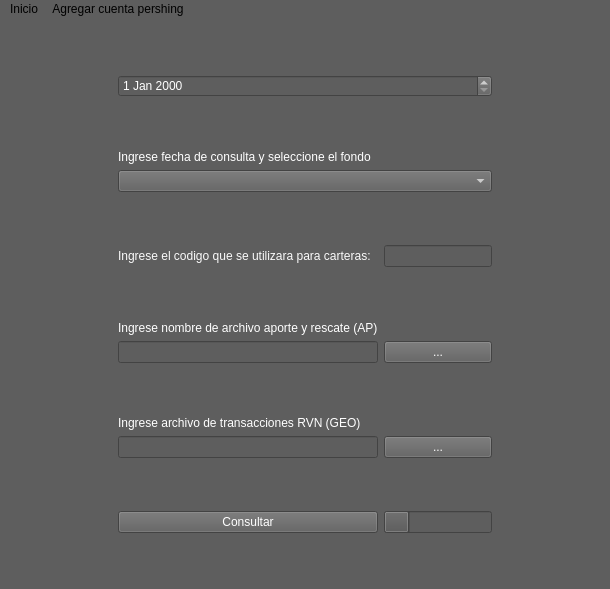
Above: inicio.ui from AlvaroD96/Ficheros before the change. Below: the same form after it.
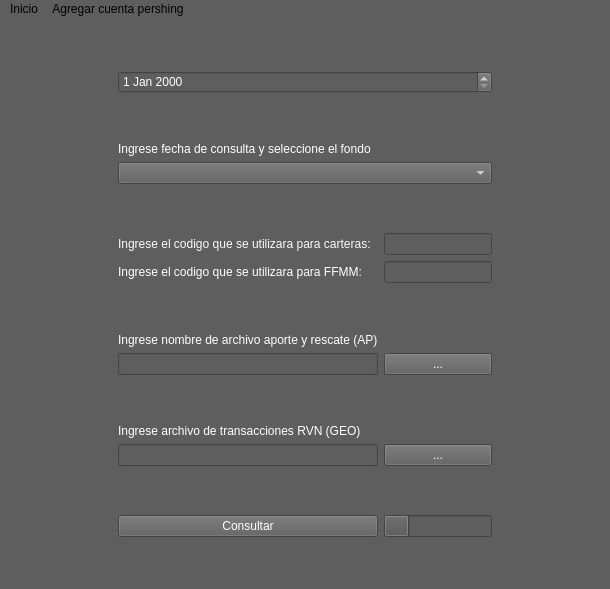
That is the form after the change. Icons and pictures are not drawn.

Commit message: agregando algunas cosas

Diff of the .ui file:
```diff
--- a/inicio.ui
+++ b/inicio.ui
@@ -34,20 +34,7 @@
   </property>
   <widget class="QWidget" name="password">
    <layout class="QGridLayout" name="gridLayout">
-    <item row="10" column="1">
-     <spacer name="verticalSpacer_7">
-      <property name="orientation">
-       <enum>Qt::Vertical</enum>
-      </property>
-      <property name="sizeHint" stdset="0">
-       <size>
-        <width>20</width>
-        <height>40</height>
-       </size>
-      </property>
-     </spacer>
-    </item>
-    <item row="15" column="1">
+    <item row="16" column="1">
      <widget class="QLabel" name="label_3">
       <property name="styleSheet">
        <string notr="true">color: rgb(255, 255, 255);</string>
@@ -57,17 +44,20 @@
       </property>
      </widget>
     </item>
-    <item row="16" column="2">
-     <widget class="QPushButton" name="pathgeo">
-      <property name="styleSheet">
-       <string notr="true">color: rgb(255, 255, 255);</string>
+    <item row="11" column="1">
+     <spacer name="verticalSpacer_7">
+      <property name="orientation">
+       <enum>Qt::Vertical</enum>
       </property>
-      <property name="text">
-       <string>...</string>
+      <property name="sizeHint" stdset="0">
+       <size>
+        <width>20</width>
+        <height>40</height>
+       </size>
       </property>
-     </widget>
+     </spacer>
     </item>
-    <item row="17" column="1">
+    <item row="18" column="1">
      <spacer name="verticalSpacer_6">
       <property name="orientation">
        <enum>Qt::Vertical</enum>
@@ -80,8 +70,28 @@
       </property>
      </spacer>
     </item>
-    <item row="13" column="1">
-     <widget class="QLineEdit" name="AP"/>
+    <item row="14" column="3">
+     <spacer name="horizontalSpacer_2">
+      <property name="orientation">
+       <enum>Qt::Horizontal</enum>
+      </property>
+      <property name="sizeHint" stdset="0">
+       <size>
+        <width>40</width>
+        <height>20</height>
+       </size>
+      </property>
+     </spacer>
+    </item>
+    <item row="17" column="2">
+     <widget class="QPushButton" name="pathgeo">
+      <property name="styleSheet">
+       <string notr="true">color: rgb(255, 255, 255);</string>
+      </property>
+      <property name="text">
+       <string>...</string>
+      </property>
+     </widget>
     </item>
     <item row="0" column="1">
      <spacer name="verticalSpacer_2">
@@ -96,44 +106,8 @@
       </property>
      </spacer>
     </item>
-    <item row="13" column="3">
-     <spacer name="horizontalSpacer_2">
-      <property name="orientation">
-       <enum>Qt::Horizontal</enum>
-      </property>
-      <property name="sizeHint" stdset="0">
-       <size>
-        <width>40</width>
-        <height>20</height>
-       </size>
-      </property>
-     </spacer>
-    </item>
     <item row="14" column="1">
-     <spacer name="verticalSpacer_5">
-      <property name="orientation">
-       <enum>Qt::Vertical</enum>
-      </property>
-      <property name="sizeHint" stdset="0">
-       <size>
-        <width>20</width>
-        <height>40</height>
-       </size>
-      </property>
-     </spacer>
-    </item>
-    <item row="4" column="1">
-     <spacer name="verticalSpacer_3">
-      <property name="orientation">
-       <enum>Qt::Vertical</enum>
-      </property>
-      <property name="sizeHint" stdset="0">
-       <size>
-        <width>20</width>
-        <height>40</height>
-       </size>
-      </property>
-     </spacer>
+     <widget class="QLineEdit" name="AP"/>
     </item>
     <item row="1" column="1" colspan="2">
      <widget class="QDateEdit" name="Fecha">
@@ -142,20 +116,20 @@
       </property>
      </widget>
     </item>
-    <item row="13" column="0">
-     <spacer name="horizontalSpacer">
+    <item row="4" column="1">
+     <spacer name="verticalSpacer_3">
       <property name="orientation">
-       <enum>Qt::Horizontal</enum>
+       <enum>Qt::Vertical</enum>
       </property>
       <property name="sizeHint" stdset="0">
        <size>
-        <width>40</width>
-        <height>20</height>
+        <width>20</width>
+        <height>40</height>
        </size>
       </property>
      </spacer>
     </item>
-    <item row="12" column="1">
+    <item row="13" column="1">
      <widget class="QLabel" name="label">
       <property name="styleSheet">
        <string notr="true">color: rgb(255, 255, 255);</string>
@@ -165,6 +139,45 @@
       </property>
      </widget>
     </item>
+    <item row="15" column="1">
+     <spacer name="verticalSpacer_5">
+      <property name="orientation">
+       <enum>Qt::Vertical</enum>
+      </property>
+      <property name="sizeHint" stdset="0">
+       <size>
+        <width>20</width>
+        <height>40</height>
+       </size>
+      </property>
+     </spacer>
+    </item>
+    <item row="14" column="0">
+     <spacer name="horizontalSpacer">
+      <property name="orientation">
+       <enum>Qt::Horizontal</enum>
+      </property>
+      <property name="sizeHint" stdset="0">
+       <size>
+        <width>40</width>
+        <height>20</height>
+       </size>
+      </property>
+     </spacer>
+    </item>
+    <item row="19" column="1">
+     <widget class="QPushButton" name="Consulta">
+      <property name="styleSheet">
+       <string notr="true">color: rgb(255, 255, 255);</string>
+      </property>
+      <property name="text">
+       <string>Consultar</string>
+      </property>
+     </widget>
+    </item>
+    <item row="17" column="1">
+     <widget class="QLineEdit" name="GEO"/>
+    </item>
     <item row="7" column="1">
      <spacer name="verticalSpacer_4">
       <property name="orientation">
@@ -178,7 +191,7 @@
       </property>
      </spacer>
     </item>
-    <item row="18" column="2">
+    <item row="19" column="2">
      <widget class="QProgressBar" name="progreso">
       <property name="palette">
        <palette>
@@ -559,19 +572,6 @@
       </property>
      </widget>
     </item>
-    <item row="18" column="1">
-     <widget class="QPushButton" name="Consulta">
-      <property name="styleSheet">
-       <string notr="true">color: rgb(255, 255, 255);</string>
-      </property>
-      <property name="text">
-       <string>Consultar</string>
-      </property>
-     </widget>
-    </item>
-    <item row="16" column="1">
-     <widget class="QLineEdit" name="GEO"/>
-    </item>
     <item row="6" column="1" colspan="2">
      <widget class="QComboBox" name="ListFondos">
       <property name="styleSheet">
@@ -580,7 +580,7 @@
       </property>
      </widget>
     </item>
-    <item row="19" column="1">
+    <item row="20" column="1">
      <spacer name="verticalSpacer">
       <property name="orientation">
        <enum>Qt::Vertical</enum>
@@ -603,7 +603,7 @@
       </property>
      </widget>
     </item>
-    <item row="13" column="2">
+    <item row="14" column="2">
      <widget class="QPushButton" name="pathap">
       <property name="styleSheet">
        <string notr="true">color: rgb(255, 255, 255);</string>
@@ -613,6 +613,9 @@
       </property>
      </widget>
     </item>
+    <item row="8" column="2">
+     <widget class="QLineEdit" name="Codigo_Cartera"/>
+    </item>
     <item row="8" column="1">
      <widget class="QLabel" name="label_4">
       <property name="styleSheet">
@@ -623,9 +626,6 @@
       </property>
      </widget>
     </item>
-    <item row="8" column="2">
-     <widget class="QLineEdit" name="Codigo_Cartera"/>
-    </item>
     <item row="8" column="3">
      <spacer name="horizontalSpacer_3">
       <property name="orientation">
@@ -639,6 +639,32 @@
       </property>
      </spacer>
     </item>
+    <item row="10" column="1">
+     <widget class="QLabel" name="label_5">
+      <property name="styleSheet">
+       <string notr="true">color: rgb(255, 255, 255);</string>
+      </property>
+      <property name="text">
+       <string>Ingrese el codigo que se utilizara para FFMM:</string>
+      </property>
+     </widget>
+    </item>
+    <item row="10" column="2">
+     <widget class="QLineEdit" name="codigoFFMM"/>
+    </item>
+    <item row="10" column="3">
+     <spacer name="horizontalSpacer_4">
+      <property name="orientation">
+       <enum>Qt::Horizontal</enum>
+      </property>
+      <property name="sizeHint" stdset="0">
+       <size>
+        <width>40</width>
+        <height>20</height>
+       </size>
+      </property>
+     </spacer>
+    </item>
    </layout>
    <zorder>ListFondos</zorder>
    <zorder>label_2</zorder>
@@ -658,6 +684,9 @@
    <zorder>label_4</zorder>
    <zorder>Codigo_Cartera</zorder>
    <zorder>horizontalSpacer_3</zorder>
+   <zorder>label_5</zorder>
+   <zorder>codigoFFMM</zorder>
+   <zorder>horizontalSpacer_4</zorder>
   </widget>
   <widget class="QMenuBar" name="menubar">
    <property name="geometry">
```
The commit also changes 1 other file.
